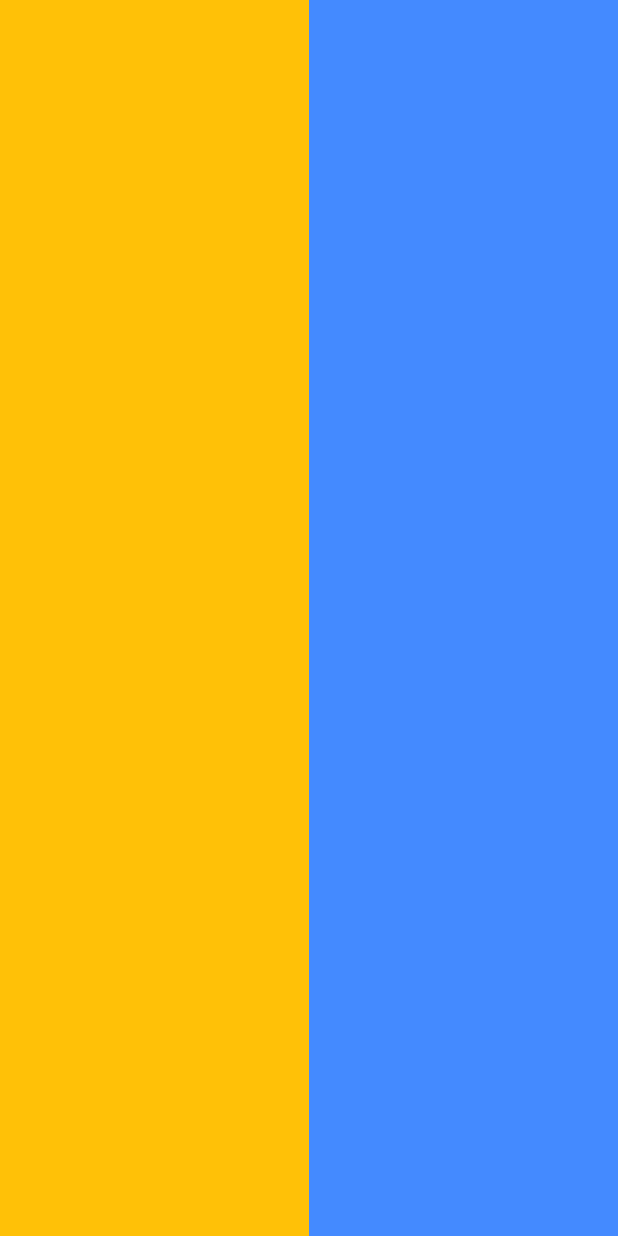
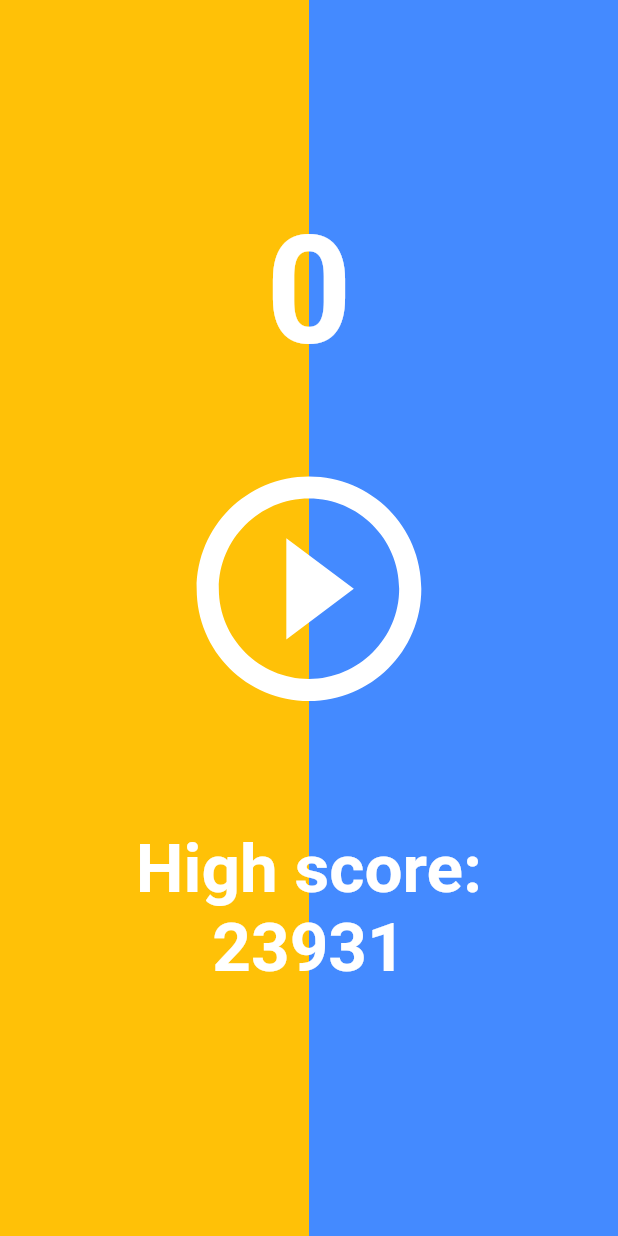
Before and after one commit to gonciuu/ColorsGame, a Flutter app: the screen it shows after launch, on a phone screen of 412 x 824 dp. Run offline on Flutter 3.47's test engine with Material 2 defaults, Android fonts, the phone set to English and light mode, and no system bars.

Commit message:
add game button, hightscore and score counter ui

```diff
--- a/lib/screens/home/home.dart
+++ b/lib/screens/home/home.dart
@@ -1,3 +1,4 @@
+import 'package:flutter/cupertino.dart';
 import 'package:flutter/material.dart';
 
 class Home extends StatefulWidget {
@@ -10,12 +11,39 @@ class _HomeState extends State<Home> {
   Widget build(BuildContext context) {
     return Scaffold(
       body: Stack(
-        children: <Widget> [
+        alignment: Alignment.center,
+        children: <Widget>[
           Row(
-            children: <Widget> [
-              Flexible(child: Container(color: Colors.amber),fit: FlexFit.tight),
-              Flexible(child: Container(color: Colors.blueAccent),fit: FlexFit.tight)
+            children: <Widget>[
+              Flexible(
+                  child: Container(color: Colors.amber), fit: FlexFit.tight),
+              Flexible(
+                  child: Container(color: Colors.blueAccent),
+                  fit: FlexFit.tight)
             ],
+          ),
+          Padding(
+            padding: const EdgeInsets.only(bottom:30.0),
+            child: Column(
+              mainAxisAlignment: MainAxisAlignment.center,
+              children: [
+                Text("0", style: TextStyle(color: Colors.white,
+                    fontSize: 100.0,
+                    fontWeight: FontWeight.bold),),
+                SizedBox(height: 50.0,),
+                GestureDetector(
+                  child: Icon(
+                    Icons.play_circle_outline,
+                    size: 180.0,
+                    color: Colors.white,
+                  ),
+                ),
+                SizedBox(height: 70.0,),
+                Text("High score:\n23931", style: TextStyle(color: Colors.white,
+                    fontSize: 45.0,
+                    fontWeight: FontWeight.bold),textAlign: TextAlign.center,),
+              ],
+            ),
           ),
         ],
       ),
```
